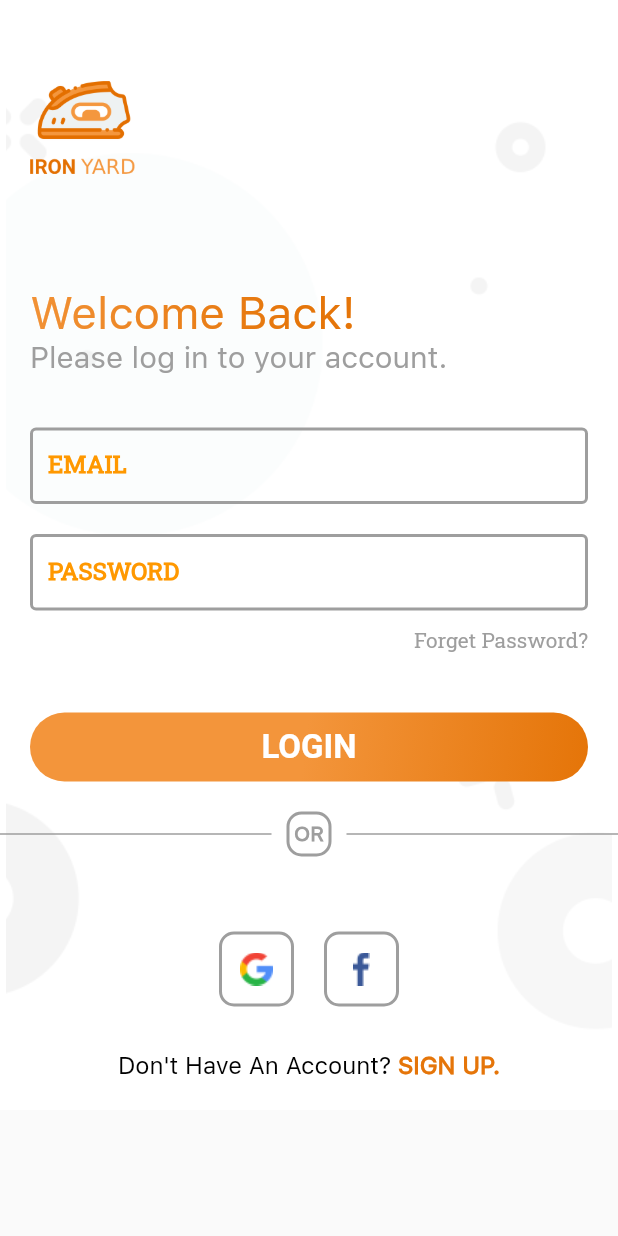
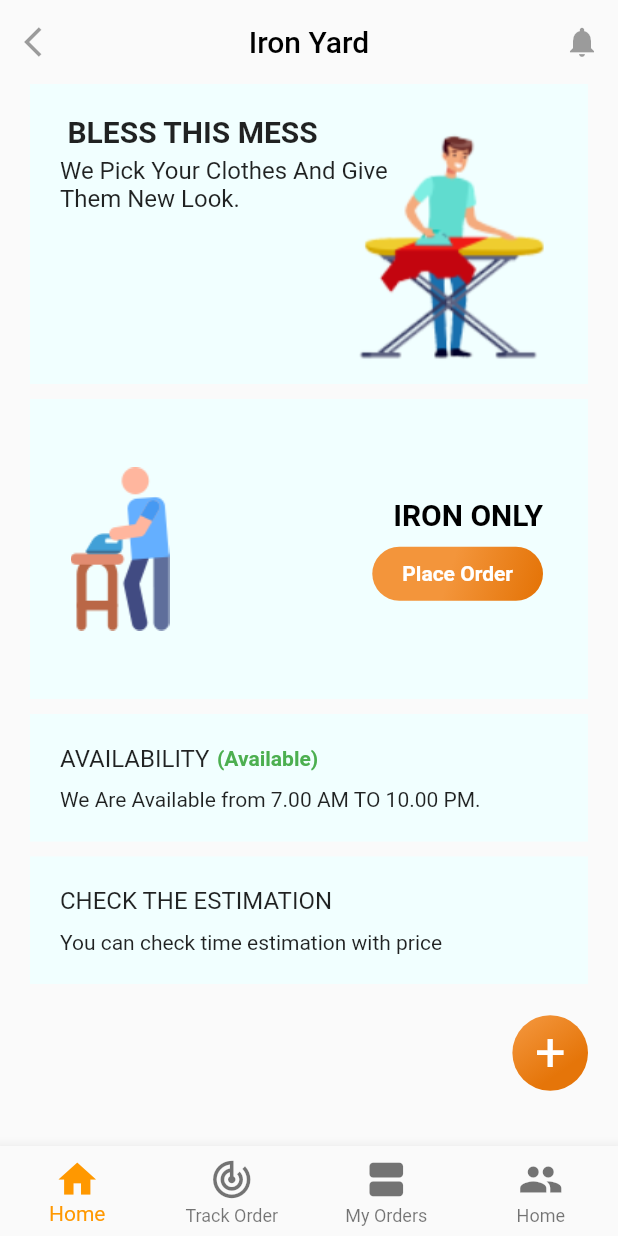
Before and after one commit to MuradRabbi/Dhopa-Mobile-Apps, a Flutter app: the loginScreen screen opened directly, after a tap on "LOGIN", on a phone screen of 412 x 824 dp. Run offline on Flutter 3.47's test engine with Material 2 defaults, Android fonts, the phone set to English and light mode, and no system bars.

Commit message:
Add Home Screen and Order Screen

```diff
--- /dev/null
+++ b/lib/Screens/HomeScreen.dart
@@ -0,0 +1,211 @@
+import 'package:dhopa_app/Screens/OrderScreen.dart';
+import 'package:flutter/material.dart';
+
+
+
+class HomeScreen extends StatefulWidget {
+  @override
+  _HomeScreenState createState() => _HomeScreenState();
+}
+
+class _HomeScreenState extends State<HomeScreen> {
+  @override
+  Widget build(BuildContext context) {
+    return Scaffold(
+      appBar: AppBar(
+        backgroundColor: Colors.transparent,
+        elevation: 0.0,
+        centerTitle: true,
+        leading: IconButton(
+          icon: Icon(Icons.arrow_back_ios,)
+        ),
+        title: Text("Iron Yard", style: TextStyle(color:Colors.black),),
+        actions: [
+          IconButton(
+            icon: Icon(Icons.notifications),
+          )
+        ],
+      ),
+      body: SingleChildScrollView(
+        child: Container(
+          padding: EdgeInsets.symmetric(horizontal:20),
+          child: Column(
+            crossAxisAlignment: CrossAxisAlignment.start,
+            children: [
+              Container(
+                height: 200,
+                width: MediaQuery.of(context).size.width,
+                color: Color(0xfff1ffff),
+                child: Stack(
+                  children: [
+                    Positioned(
+                      top: 0,
+                      left: 0,
+                      child: Container(
+                        padding: EdgeInsets.all(20),
+                        child: Column(
+                          crossAxisAlignment: CrossAxisAlignment.start,
+                          children: [
+
+                            Text( " BLESS THIS MESS ", style: TextStyle(fontSize: 20, fontWeight: FontWeight.w700),),
+                            SizedBox(height:5),
+                            Text("We Pick Your Clothes And Give \nThem New Look.",style: TextStyle(fontSize: 16),)
+                          ],
+                        ),
+                      ),
+                    ),
+                    Positioned(
+                      bottom: 0,
+                      right: 0,
+                      child: Container(
+                        height: 180,
+                        width: 180,
+                        decoration: BoxDecoration(
+                            image: DecorationImage(
+                                image:AssetImage("assets/images/bannerImg.png")
+                            )
+                        ),
+                      ),
+                    )
+                  ],
+                ),
+              ),
+              SizedBox(height:10),
+              Container(
+                height: 200,
+                color: Color(0xfff1ffff),
+                child: Row(
+                  children: [
+                    Container(
+                      width:120,
+                      decoration: BoxDecoration(
+                          image: DecorationImage(
+                              image: AssetImage("assets/images/servicesImg.png")
+                          )
+                      ),
+                    ),
+                    Expanded(
+                      child: Container(
+                        padding: EdgeInsets.all(30),
+                        child: Column(
+                          crossAxisAlignment: CrossAxisAlignment.end,
+                          mainAxisAlignment: MainAxisAlignment.center,
+                          children: [
+                            Text("IRON ONLY", style: TextStyle(fontSize: 20, color:Colors.black, fontWeight: FontWeight.w700),),
+                            SizedBox(height: 10,),
+                            InkWell(
+                              onTap: (){
+                                Navigator.of(context).push(MaterialPageRoute(builder: (context)=> OrderScreen()));
+                              },
+                              child: Container(
+                                decoration: BoxDecoration(
+                                  borderRadius: BorderRadius.circular(20),
+                                  gradient: LinearGradient(
+                                      colors: [
+                                        Color(0xfff3953b), Color(0xffe57509),
+
+                                      ],
+                                      stops: [0,1],
+                                      begin: Alignment.topCenter
+                                  ),
+                                ),
+                                padding: EdgeInsets.symmetric(vertical: 10,horizontal: 20),
+                                child: Text("Place Order", style: TextStyle(color: Colors.white,fontWeight: FontWeight.w600),),
+                              ),
+                            )
+                          ],
+                        ),
+                      ),
+                    )
+                  ],
+                ),
+              ),
+              SizedBox(height: 10,),
+              Container(
+                padding: EdgeInsets.all(20),
+                width: MediaQuery.of(context).size.width,
+                color: Color(0xfff1ffff),
+                child: Column(
+                  crossAxisAlignment: CrossAxisAlignment.start,
+                  children: [
+                    Row(
+                      children: [
+                        Text("AVAILABILITY", style: TextStyle(fontSize: 16),),
+                        SizedBox(width: 5,),
+                        Text("(Available)" , style: TextStyle(color:Colors.green, fontSize: 14, fontWeight: FontWeight.w700),)
+                      ],
+                    ),
+                    SizedBox(height: 10,),
+                    Text("We Are Available from 7.00 AM TO 10.00 PM.", style: TextStyle(fontSize: 14),)
+                  ],
+                ),
+
+              ),
+              SizedBox(height:10),
+              Container(
+                padding: EdgeInsets.all(20),
+                width: MediaQuery.of(context).size.width,
+                color: Color(0xfff1ffff),
+                child: Column(
+                  crossAxisAlignment: CrossAxisAlignment.start,
+                  children: [
+                    Text("CHECK THE ESTIMATION", style: TextStyle(fontSize:16),),
+                    SizedBox(height:10),
+                    Text("You can check time estimation with price",style: TextStyle(fontSize:14),)
+                  ],
+                ),
+              ),
+              SizedBox(height: 10,),
+              Row(
+                mainAxisAlignment: MainAxisAlignment.end,
+                children: [
+                  Container(
+                    padding: EdgeInsets.all(15),
+                    decoration: BoxDecoration(
+                      gradient: LinearGradient(
+                          colors: [
+                            Color(0xfff3953b), Color(0xffe57509),
+
+                          ],
+                          stops: [0,1],
+                          begin: Alignment.topCenter
+                      ),
+                      shape: BoxShape.circle
+                    ),
+                    child: Text("+", style: TextStyle(color: Colors.white, fontSize: 36),),
+                  )
+                ],
+              )
+            ],
+          ),
+        ),
+      ),
+      bottomNavigationBar: BottomNavigationBar(
+        type: BottomNavigationBarType.fixed,
+        selectedItemColor: Colors.orange,
+        iconSize: 30,
+        onTap: (value)=>{
+
+        },
+        items: [
+          BottomNavigationBarItem(
+            icon: Icon(Icons.home),
+            label: "Home"
+          ),
+          BottomNavigationBarItem(
+              icon: Icon(Icons.track_changes),
+              label: "Track Order"
+          ),
+          BottomNavigationBarItem(
+              icon: Icon(Icons.view_agenda),
+              label: "My Orders"
+          ),
+          BottomNavigationBarItem(
+              icon: Icon(Icons.people),
+              label: "Home"
+          )
+        ],
+      ),
+    );
+  }
+}
--- a/lib/Screens/LoginScreen.dart
+++ b/lib/Screens/LoginScreen.dart
@@ -1,3 +1,4 @@
+import 'package:dhopa_app/Screens/HomeScreen.dart';
 import 'package:flutter/material.dart';
 
 import 'SignUpScreen.dart';
@@ -37,6 +38,7 @@ class _loginScreenState extends State<loginScreen> {
           decoration: BoxDecoration(
             color: Colors.white,
             image: DecorationImage(
+                fit: BoxFit.fill,
               image: AssetImage("assets/images/bg.png")
             )
           ),
@@ -161,7 +163,10 @@ class _loginScreenState extends State<loginScreen> {
     return Container(
       margin: EdgeInsets.only(left:20, right: 20),
       child: InkWell(
-        onTap: (){},
+        onTap: (){
+          Navigator.of(context).push(MaterialPageRoute(builder: (context)=> HomeScreen()));
+
+        },
         child: Container(
           padding: EdgeInsets.symmetric(vertical: 10),
           width: MediaQuery.of(context).size.width,
--- /dev/null
+++ b/lib/Screens/OrderScreen.dart
@@ -0,0 +1,45 @@
+import 'package:flutter/material.dart';
+
+
+
+
+
+class OrderScreen extends StatefulWidget {
+  @override
+  _OrderScreenState createState() => _OrderScreenState();
+}
+
+class _OrderScreenState extends State<OrderScreen> {
+  @override
+  Widget build(BuildContext context) {
+    return Scaffold(
+      appBar: AppBar(
+        backgroundColor: Colors.transparent,
+        elevation: 0.0,
+        centerTitle: true,
+        leading: IconButton(
+            icon: Icon(Icons.arrow_back_ios,)
+        ),
+        title: Text("Select Clothes", style: TextStyle(color:Colors.black),),
+        actions: [
+          IconButton(
+            icon: Icon(Icons.notifications),
+          )
+        ],
+      ),
+      body: Container(
+        padding: EdgeInsets.all(15),
+        child: Column(
+          children: [
+            Row(
+              mainAxisAlignment: MainAxisAlignment.spaceAround,
+              children: [
+
+              ],
+            )
+          ],
+        ),
+      )
+    );
+  }
+}
--- a/lib/Screens/SignUpScreen.dart
+++ b/lib/Screens/SignUpScreen.dart
@@ -36,6 +36,14 @@ class _signupscreenState extends State<signupscreen> {
   Widget build(BuildContext context) {
     return Scaffold(
       body: SingleChildScrollView(
+        child: Container(
+          decoration: BoxDecoration(
+              color: Colors.white,
+              image: DecorationImage(
+                 fit: BoxFit.fill,
+                  image: AssetImage("assets/images/bg.png")
+              )
+          ),
           child: Column(
             crossAxisAlignment: CrossAxisAlignment.start,
             children: [
@@ -53,6 +61,7 @@ class _signupscreenState extends State<signupscreen> {
 
 
             ],
+          ),
         ),
       ),
     );
```
Lines whose indentation alone changed are shown as unchanged.
